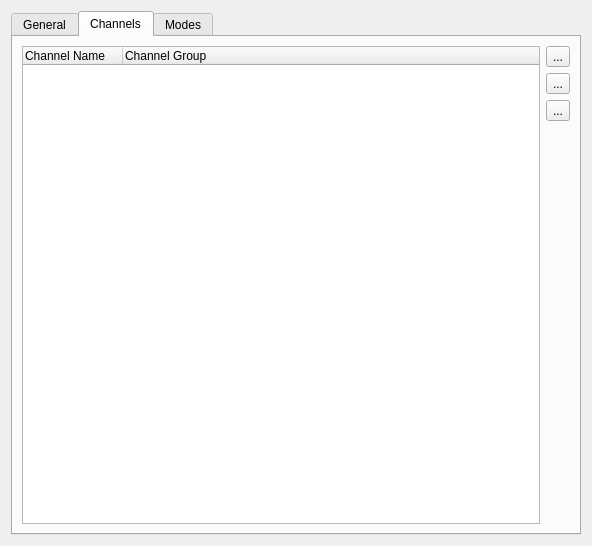
Old version of the form fixtureeditor/fixtureeditor.ui in the repository Andersbakken/qlc.
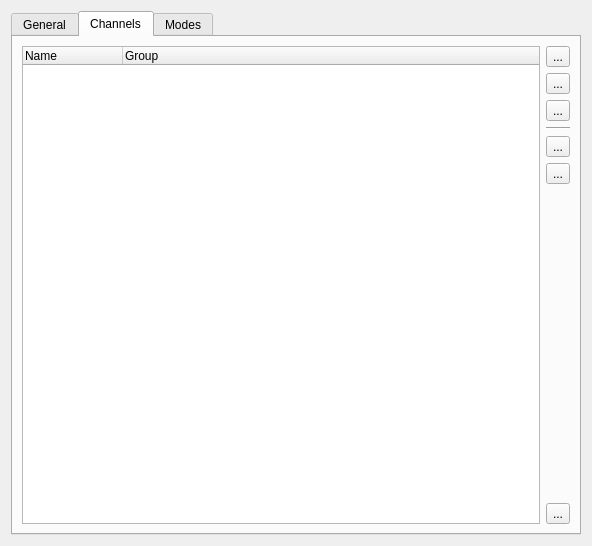
New version of the form. The open tabs and pages were chosen to show the change. Icons and pictures are not drawn.

Commit message: Added copy, clone and paste as buttons to the dialog. Added channel capabilities and mode channels as non-selectable sub-items and added a master expand/collapse button.

The edit to the form file:
```diff
--- a/fixtureeditor/fixtureeditor.ui
+++ b/fixtureeditor/fixtureeditor.ui
@@ -178,7 +178,7 @@
           <bool>true</bool>
          </property>
          <property name="rootIsDecorated" >
-          <bool>false</bool>
+          <bool>true</bool>
          </property>
          <property name="itemsExpandable" >
           <bool>false</bool>
@@ -188,12 +188,12 @@
          </property>
          <column>
           <property name="text" >
-           <string>Channel Name</string>
+           <string>Name</string>
           </property>
          </column>
          <column>
           <property name="text" >
-           <string>Channel Group</string>
+           <string>Group</string>
           </property>
          </column>
         </widget>
@@ -251,6 +251,53 @@
            </property>
           </widget>
          </item>
+         <item>
+          <widget class="Line" name="line_2" >
+           <property name="orientation" >
+            <enum>Qt::Horizontal</enum>
+           </property>
+          </widget>
+         </item>
+         <item>
+          <widget class="QToolButton" name="m_copyChannelButton" >
+           <property name="toolTip" >
+            <string>Copy the selected channel to the clipboard</string>
+           </property>
+           <property name="text" >
+            <string>...</string>
+           </property>
+           <property name="icon" >
+            <iconset resource="fixtureeditor.qrc" >
+             <normaloff>:/editcopy.png</normaloff>:/editcopy.png</iconset>
+           </property>
+           <property name="iconSize" >
+            <size>
+             <width>26</width>
+             <height>26</height>
+            </size>
+           </property>
+          </widget>
+         </item>
+         <item>
+          <widget class="QToolButton" name="m_pasteChannelButton" >
+           <property name="toolTip" >
+            <string>Paste the channel in clipboard to this fixture</string>
+           </property>
+           <property name="text" >
+            <string>...</string>
+           </property>
+           <property name="icon" >
+            <iconset resource="fixtureeditor.qrc" >
+             <normaloff>:/editpaste.png</normaloff>:/editpaste.png</iconset>
+           </property>
+           <property name="iconSize" >
+            <size>
+             <width>26</width>
+             <height>26</height>
+            </size>
+           </property>
+          </widget>
+         </item>
          <item>
           <spacer>
            <property name="orientation" >
@@ -264,6 +311,26 @@
            </property>
           </spacer>
          </item>
+         <item>
+          <widget class="QToolButton" name="m_expandChannelsButton" >
+           <property name="toolTip" >
+            <string>Open/close all channel items</string>
+           </property>
+           <property name="text" >
+            <string>...</string>
+           </property>
+           <property name="icon" >
+            <iconset resource="fixtureeditor.qrc" >
+             <normaloff>:/check.png</normaloff>:/check.png</iconset>
+           </property>
+           <property name="iconSize" >
+            <size>
+             <width>26</width>
+             <height>26</height>
+            </size>
+           </property>
+          </widget>
+         </item>
         </layout>
        </item>
       </layout>
```
Left out of the diff: 79 changed lines with no effect on the pictures. The commit also changes 4 other files.
